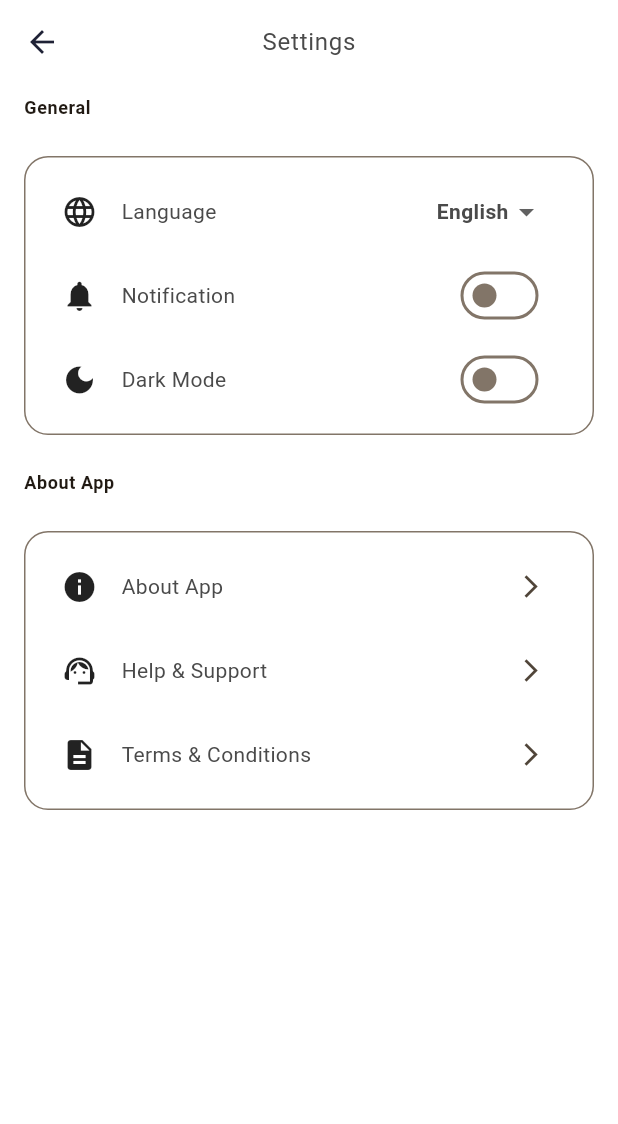
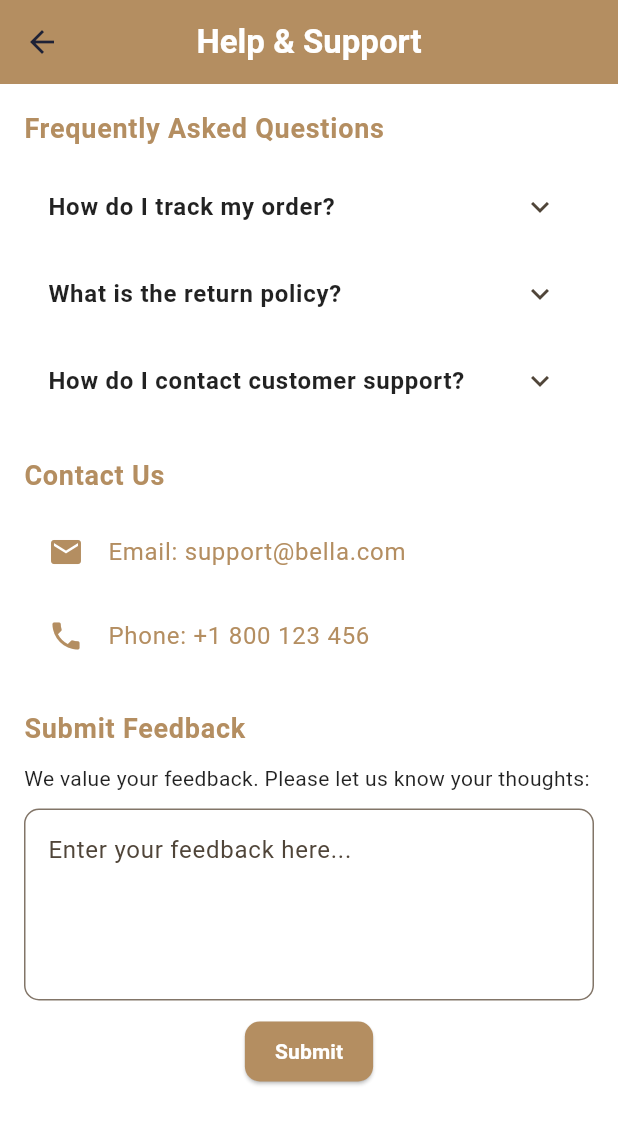
Before and after one commit to Bella-store/Bella-App, a Flutter app: the SettingScreen screen opened directly, after a tap on "Help & Support", on a phone screen of 412 x 824 dp. Shown: the top 1124 px of the screen. Run offline on Flutter 3.47's test engine with Material 3 defaults, Android fonts, the phone set to English and light mode, and no system bars; our stand-ins replace animated_splash_screen, awesome_snackbar_content, bloc, cloud_firestore, dio, firebase_auth and 9 more; missing offline and left inert: flutter_stripe; accounts and stored records are empty; project files that could hold a hidden picture were left out.

Commit message:
feat: :sparkles: Create About app, Help & support, Terms and conditions screens

```diff
--- a/lib/modules/About/about_screen.dart
+++ b/lib/modules/About/about_screen.dart
@@ -1,6 +1,6 @@
+import 'package:bella_app/shared/app_color.dart';
 import 'package:flutter/material.dart';
-import 'package:flutter_svg/flutter_svg.dart';
-// import 'package:url_launcher/url_launcher.dart';
+import 'package:url_launcher/url_launcher.dart';
 
 class AboutScreen extends StatelessWidget {
   const AboutScreen({super.key});
@@ -18,7 +18,7 @@ class AboutScreen extends StatelessWidget {
           ),
         ),
         centerTitle: true,
-        backgroundColor: Colors.deepPurple,
+        backgroundColor: AppColor.mainColor,
         elevation: 0,
       ),
       body: SingleChildScrollView(
@@ -26,18 +26,11 @@ class AboutScreen extends StatelessWidget {
         child: Column(
           crossAxisAlignment: CrossAxisAlignment.center,
           children: [
-            // App Icon
-            SvgPicture.asset(
-              'assets/logo.svg', // Replace with your app's logo path
-              height: 100,
-              width: 100,
-            ),
-            const SizedBox(height: 20),
             // App Name
             Text(
-              'My Stylish App',
+              'Bella App',
               style: theme.textTheme.headlineLarge?.copyWith(
-                color: Colors.deepPurple,
+                color: AppColor.mainColor,
                 fontWeight: FontWeight.bold,
               ),
             ),
@@ -52,7 +45,7 @@ class AboutScreen extends StatelessWidget {
             const SizedBox(height: 20),
             // App Description
             Text(
-              'My Stylish App is designed to provide users with an exceptional experience, featuring sleek design, fast performance, and easy navigation.',
+              'This application is an modern furniture store. This is the official app of the Bella Company.',
               textAlign: TextAlign.center,
               style: theme.textTheme.titleMedium?.copyWith(
                 color: Colors.black87,
@@ -78,15 +71,13 @@ class AboutScreen extends StatelessWidget {
             _buildSectionHeader('Contact Us'),
             _buildContactRow(
               icon: Icons.email,
-              text: 'support@stylishapp.com',
-              // onTap: () => _launchEmail('support@stylishapp.com'),
+              text: 'support@bella.com',
               onTap: () => {},
               theme: theme,
             ),
             _buildContactRow(
               icon: Icons.web,
-              text: 'www.stylishapp.com',
-              // onTap: () => _launchURL('https://www.stylishapp.com'),
+              text: 'www.bella.com',
               onTap: () => {},
               theme: theme,
             ),
@@ -100,7 +91,7 @@ class AboutScreen extends StatelessWidget {
     return Text(
       title,
       style: TextStyle(
-        color: Colors.deepPurple,
+        color: AppColor.mainColor,
         fontWeight: FontWeight.bold,
         fontSize: 18,
       ),
@@ -118,7 +109,7 @@ class AboutScreen extends StatelessWidget {
       children: [
         ListTile(
           leading: CircleAvatar(
-            backgroundColor: Colors.deepPurple,
+            backgroundColor: AppColor.mainColor,
             child: Icon(Icons.person, color: Colors.white),
           ),
           title: Text(
@@ -134,8 +125,7 @@ class AboutScreen extends StatelessWidget {
             ),
           ),
           trailing: IconButton(
-            icon: Icon(Icons.email, color: Colors.deepPurple),
-            // onPressed: () => _launchEmail(email),
+            icon: Icon(Icons.email, color: AppColor.mainColor),
             onPressed: () => {},
           ),
         ),
@@ -151,35 +141,14 @@ class AboutScreen extends StatelessWidget {
     required ThemeData theme,
   }) {
     return ListTile(
-      leading: Icon(icon, color: Colors.deepPurple),
+      leading: Icon(icon, color: AppColor.mainColor),
       title: Text(
         text,
         style: theme.textTheme.titleSmall?.copyWith(
-          color: Colors.deepPurple,
+          color: AppColor.mainColor,
         ),
       ),
       onTap: onTap,
     );
   }
-
-  // Future<void> _launchEmail(String email) async {
-  //   final Uri emailUri = Uri(
-  //     scheme: 'mailto',
-  //     path: email,
-  //   );
-  //   if (await canLaunchUrl(emailUri)) {
-  //     await launchUrl(emailUri);
-  //   } else {
-  //     throw 'Could not launch $emailUri';
-  //   }
-  // }
-
-  // Future<void> _launchURL(String url) async {
-  //   final Uri uri = Uri.parse(url);
-  //   if (await canLaunchUrl(uri)) {
-  //     await launchUrl(uri);
-  //   } else {
-  //     throw 'Could not launch $url';
-  //   }
-  // }
 }
--- /dev/null
+++ b/lib/modules/Help&Support/help_and_support.dart
@@ -0,0 +1,186 @@
+import 'package:awesome_snackbar_content/awesome_snackbar_content.dart';
+import 'package:bella_app/shared/app_color.dart';
+import 'package:bella_app/utils/custom_snackbar.dart';
+import 'package:flutter/material.dart';
+
+class HelpSupportScreen extends StatelessWidget {
+  const HelpSupportScreen({super.key});
+
+  @override
+  Widget build(BuildContext context) {
+    final theme = Theme.of(context);
+
+    return Scaffold(
+      appBar: AppBar(
+        title: const Text(
+          'Help & Support',
+          style: TextStyle(
+            color: Colors.white,
+            fontWeight: FontWeight.bold,
+          ),
+        ),
+        centerTitle: true,
+        backgroundColor: AppColor.mainColor,
+        elevation: 0,
+      ),
+      body: Padding(
+        padding: const EdgeInsets.all(16.0),
+        child: SingleChildScrollView(
+          child: Column(
+            crossAxisAlignment: CrossAxisAlignment.start,
+            children: [
+              // FAQs Section
+              _buildSectionHeader('Frequently Asked Questions', theme),
+              const SizedBox(height: 10),
+              _buildFAQItem(
+                question: 'How do I track my order?',
+                answer:
+                    'You can track your order status from the Orders section in your account. You will also receive notifications via email.',
+              ),
+              _buildFAQItem(
+                question: 'What is the return policy?',
+                answer:
+                    'You can return items within 30 days of purchase. Items must be in original condition with all packaging intact.',
+              ),
+              _buildFAQItem(
+                question: 'How do I contact customer support?',
+                answer:
+                    'You can contact us via email at support@bella.com or call our customer service hotline.',
+              ),
+              const SizedBox(height: 20),
+              // Contact Section
+              _buildSectionHeader('Contact Us', theme),
+              const SizedBox(height: 10),
+              _buildContactRow(
+                icon: Icons.email,
+                text: 'Email: support@bella.com',
+                onTap: () => {},
+              ),
+              _buildContactRow(
+                icon: Icons.phone,
+                text: 'Phone: +1 800 123 456',
+                onTap: () => {},
+              ),
+              const SizedBox(height: 20),
+              // Feedback Form Section
+              _buildSectionHeader('Submit Feedback', theme),
+              const SizedBox(height: 10),
+              _buildFeedbackForm(context),
+            ],
+          ),
+        ),
+      ),
+    );
+  }
+
+  // Helper method to build section headers
+  Widget _buildSectionHeader(String title, ThemeData theme) {
+    return Text(
+      title,
+      style: theme.textTheme.bodyLarge?.copyWith(
+        color: AppColor.mainColor,
+        fontWeight: FontWeight.bold,
+        fontSize: 18,
+      ),
+    );
+  }
+
+  // Helper method to build FAQ items
+  Widget _buildFAQItem({required String question, required String answer}) {
+    return ExpansionTile(
+      title: Text(
+        question,
+        style: const TextStyle(
+          fontWeight: FontWeight.bold,
+          color: Colors.black87,
+        ),
+      ),
+      children: [
+        Padding(
+          padding: const EdgeInsets.symmetric(horizontal: 16.0),
+          child: Text(
+            answer,
+            style: const TextStyle(
+              color: Colors.black54,
+            ),
+          ),
+        ),
+      ],
+    );
+  }
+
+  // Helper method to build contact rows
+  Widget _buildContactRow({
+    required IconData icon,
+    required String text,
+    required VoidCallback onTap,
+  }) {
+    return ListTile(
+      leading: Icon(icon, color: AppColor.mainColor),
+      title: Text(
+        text,
+        style: TextStyle(
+          color: AppColor.mainColor,
+        ),
+      ),
+      onTap: onTap,
+    );
+  }
+
+  // Feedback form widget
+  Widget _buildFeedbackForm(BuildContext context) {
+    final TextEditingController feedbackController = TextEditingController();
+    return Column(
+      crossAxisAlignment: CrossAxisAlignment.start,
+      children: [
+        const Text(
+          'We value your feedback. Please let us know your thoughts:',
+          style: TextStyle(color: Colors.black87),
+        ),
+        const SizedBox(height: 10),
+        TextField(
+          controller: feedbackController,
+          maxLines: 4,
+          decoration: InputDecoration(
+            border: OutlineInputBorder(
+              borderRadius: BorderRadius.circular(10),
+            ),
+            hintText: 'Enter your feedback here...',
+          ),
+        ),
+        const SizedBox(height: 10),
+        Center(
+          child: ElevatedButton(
+            onPressed: () {
+              // Handle feedback submission (e.g., send to server or email)
+              feedbackController.clear();
+              CustomSnackbar.show(
+                context,
+                title: 'Info!',
+                message: 'Thank you for your feedback!',
+                contentType: ContentType.help,
+              );
+            },
+            style: ElevatedButton.styleFrom(
+              backgroundColor: AppColor.mainColor,
+              shape: RoundedRectangleBorder(
+                borderRadius: BorderRadius.circular(10),
+              ),
+              padding: const EdgeInsets.symmetric(
+                horizontal: 20,
+                vertical: 10,
+              ),
+            ),
+            child: const Text(
+              'Submit',
+              style: TextStyle(
+                color: Colors.white,
+                fontWeight: FontWeight.bold,
+              ),
+            ),
+          ),
+        ),
+      ],
+    );
+  }
+}
--- a/lib/modules/Setting/setting_screen.dart
+++ b/lib/modules/Setting/setting_screen.dart
@@ -1,3 +1,6 @@
+import 'package:bella_app/modules/About/about_screen.dart';
+import 'package:bella_app/modules/Help&Support/help_and_support.dart';
+import 'package:bella_app/modules/Terms&Conditions/terms_conditions.dart';
 import 'package:flutter/material.dart';
 import 'package:shared_preferences/shared_preferences.dart';
 import '../../main.dart';
@@ -103,6 +106,12 @@ class SettingScreenState extends State<SettingScreen> {
                   trailing: const Icon(Icons.arrow_forward_ios, size: 18),
                   onTap: () {
                     // Handle About App tap
+                    Navigator.push(
+                      context,
+                      MaterialPageRoute(
+                        builder: (context) => const AboutScreen(),
+                      ),
+                    );
                   },
                 ),
                 CustomSettingsOption(
@@ -111,6 +120,12 @@ class SettingScreenState extends State<SettingScreen> {
                   trailing: const Icon(Icons.arrow_forward_ios, size: 18),
                   onTap: () {
                     // Handle help & support option tap
+                    Navigator.push(
+                      context,
+                      MaterialPageRoute(
+                        builder: (context) => const HelpSupportScreen(),
+                      ),
+                    );
                   },
                 ),
                 CustomSettingsOption(
@@ -119,6 +134,12 @@ class SettingScreenState extends State<SettingScreen> {
                   trailing: const Icon(Icons.arrow_forward_ios, size: 18),
                   onTap: () {
                     // Handle Terms & Conditions tap
+                    Navigator.push(
+                      context,
+                      MaterialPageRoute(
+                        builder: (context) => const TermsAndConditionsScreen(),
+                      ),
+                    );
                   },
                 ),
               ],
```
Also changed, not shown: lib/modules/Terms&Conditions/terms_conditions.dart (added, +163 -0 lines).
